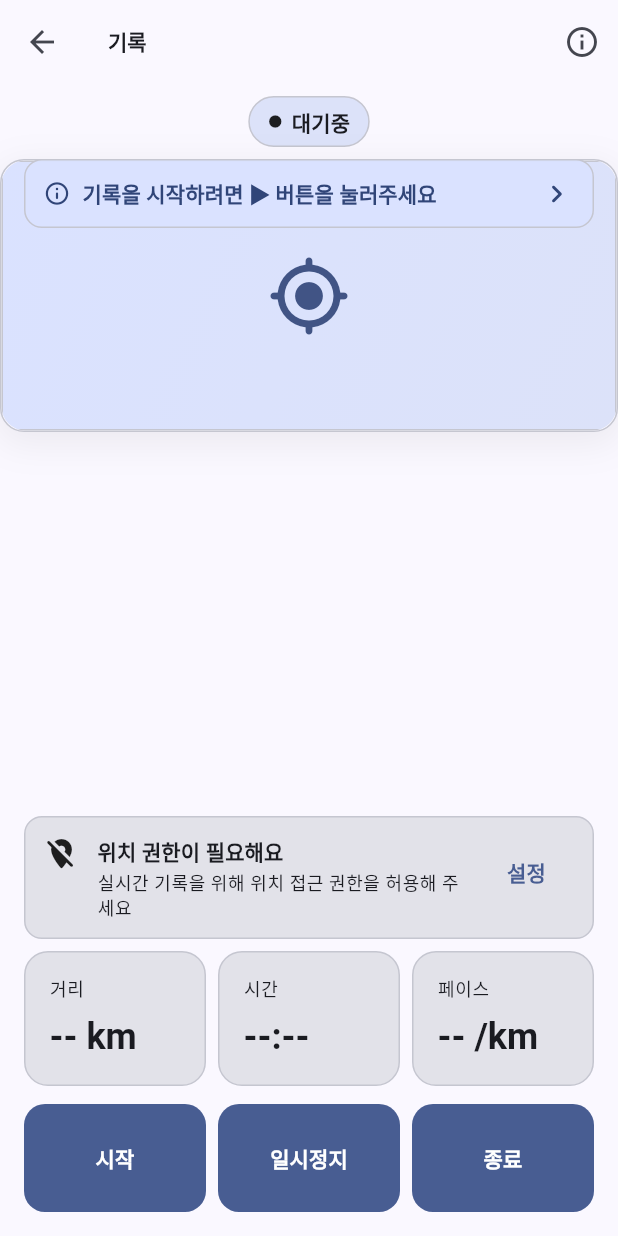
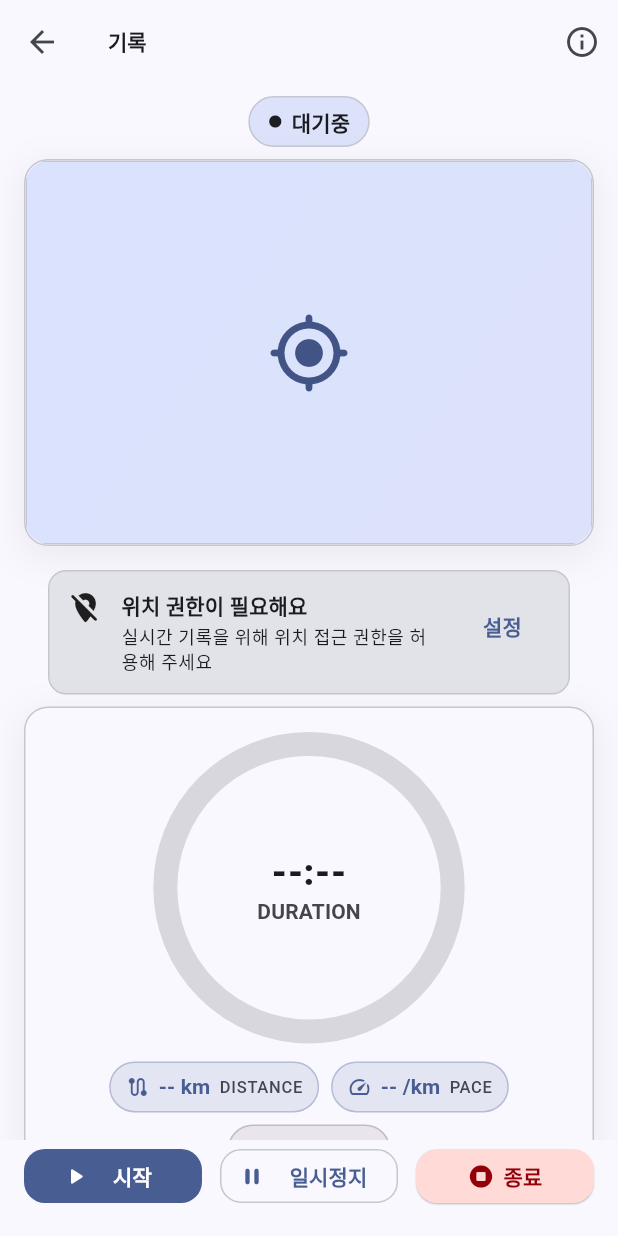
Before and after one commit to Leedoseo/RouteLog_project, a Flutter app: the RecordScreen screen opened directly, on a phone screen of 412 x 824 dp. Run offline on Flutter 3.47's test engine with Material 3 defaults, Android fonts, the phone set to English and light mode, and no system bars.

Commit message:
record_screen.dart에 widget 반영 - 그에따른 control_bar.dart 수정

```diff
--- a/lib/features/record/record_screen.dart
+++ b/lib/features/record/record_screen.dart
@@ -1,16 +1,33 @@
+// lib/features/record/record_screen.dart
 import 'package:flutter/material.dart';
 import 'package:routelog_project/features/record/record_finish_sheet.dart';
-import 'package:routelog_project/features/record/widgets/widgets.dart';
+import 'package:routelog_project/features/record/widgets/widgets.dart'
+    show RecordStatusBadge, ControlBar;
 import 'package:routelog_project/core/widgets/widgets.dart' show PermissionBanner;
+
+import 'package:routelog_project/features/record/widgets/record_timer_gauge_card.dart';
+import 'package:routelog_project/features/record/widgets/map_placeholder.dart';
 
 class RecordScreen extends StatelessWidget {
   const RecordScreen({super.key});
-
   static const routeName = "/record";
 
   @override
   Widget build(BuildContext context) {
     const mockLocationGranted = false;
+
+    // --- 목업 값 ---
+    const String durationText = "--:--";
+    const String distanceText = "-- km";
+    const String paceText = "-- /km";
+    const String heartRateText = "-- bpm";
+    const double progress = 0.0;
+
+    // --- 레이아웃 파라미터 ---
+    const double baseButtonHeight = 72;
+    const double buttonHeight = 36;     // ← 절반
+    const double baseMapHeight = 220;
+    final double mapHeight = baseMapHeight + (baseButtonHeight - buttonHeight); // 256
 
     return Scaffold(
       appBar: AppBar(
@@ -23,32 +40,21 @@ class RecordScreen extends StatelessWidget {
           ),
         ],
       ),
+
+      // 상단 콘텐츠는 스크롤, 하단 컨트롤바는 고정
       body: SafeArea(
         child: Column(
           children: [
-            const SizedBox(height: 8),
+            // 상단 영역 전체를 ListView로 감싸 스크롤 가능하게
+            Expanded(
+              child: ListView(
+                padding: const EdgeInsets.fromLTRB(16, 8, 16, 12),
+                children: [
                   const RecordStatusBadge(statusText: "대기중"),
                   const SizedBox(height: 8),
 
-            // 지도 + 레코드 배너(오버레이)
-            Expanded(
-              child: Stack(
-                children: [
-                  const MapPlaceholder(), // (목업 지도)
-                  Positioned(
-                    left: 16,
-                    right: 16,
-                    child: RecordBanner(
-                      text: "기록을 시작하려면 ▶ 버튼을 눌러주세요",
-                      variant: BannerVariant.idle,
-                      onTap: () => _notImplemented(context, "배너 탭 (미구현)"),
-                    ),
-                  ),
-                ],
-              ),
-            ),
+                  MapPlaceholder(height: mapHeight),
 
-            // 권한 배너(옵션)
                   if (!mockLocationGranted) ...[
                     const SizedBox(height: 8),
                     PermissionBanner(
@@ -60,15 +66,23 @@ class RecordScreen extends StatelessWidget {
                   ],
 
                   const SizedBox(height: 8),
-            const MetricsPanel(
-              distanceText: "-- km",
-              durationText: "--:--",
-              paceText: "-- /km",
+
+                  RecordTimerGaugeCard(
+                    progress: progress,
+                    durationText: durationText,
+                    distanceText: distanceText,
+                    paceText: paceText,
+                    heartRateText: heartRateText,
                   ),
-            const SizedBox(height: 12),
+                ],
+              ),
+            ),
+
+            // 하단 컨트롤바(고정)
             Padding(
               padding: const EdgeInsets.fromLTRB(16, 0, 16, 16),
               child: ControlBar(
+                buttonHeight: buttonHeight,
                 onStart: () => _notImplemented(context, "기록 시작(미구현)"),
                 onPause: () => _notImplemented(context, "일시정지 (미구현)"),
                 onStop: () async {
--- a/lib/features/record/widgets/control_bar.dart
+++ b/lib/features/record/widgets/control_bar.dart
@@ -1,45 +1,89 @@
 import 'package:flutter/material.dart';
 
 class ControlBar extends StatelessWidget {
+  const ControlBar({
+    super.key,
+    required this.onStart,
+    required this.onPause,
+    required this.onStop,
+    this.buttonHeight = 72, // ← 높이 조절 파라미터 (기본: 기존 크기)
+  });
+
   final VoidCallback onStart;
   final VoidCallback onPause;
   final VoidCallback onStop;
-  const ControlBar({
-    required this.onStart,
-    required this.onPause,
-    required this.onStop,
-  });
+  final double buttonHeight;
 
   @override
   Widget build(BuildContext context) {
+    final cs = Theme.of(context).colorScheme;
+
+    // 버튼 공통 스타일 (높이를 최소 높이로 강제)
+    ButtonStyle _filled(double h) => FilledButton.styleFrom(
+      minimumSize: Size.fromHeight(h),
+      padding: EdgeInsets.zero,
+      shape: RoundedRectangleBorder(borderRadius: BorderRadius.circular(14)),
+    );
+
+    ButtonStyle _outlined(double h) => OutlinedButton.styleFrom(
+      minimumSize: Size.fromHeight(h),
+      padding: EdgeInsets.zero,
+      side: BorderSide(color: cs.outlineVariant),
+      shape: RoundedRectangleBorder(borderRadius: BorderRadius.circular(14)),
+    );
+
+    ButtonStyle _elevated(double h) => ElevatedButton.styleFrom(
+      minimumSize: Size.fromHeight(h),
+      padding: EdgeInsets.zero,
+      elevation: 0.5,
+      backgroundColor: cs.errorContainer,
+      foregroundColor: cs.onErrorContainer,
+      shape: RoundedRectangleBorder(borderRadius: BorderRadius.circular(14)),
+    );
+
+    // 아이콘/라벨 간격은 작은 높이에서 너무 답답하지 않게 약간만 유지
+    const gap = SizedBox(width: 6);
+
     return Row(
       children: [
         Expanded(
-          child: FilledButton(
+          child: FilledButton.icon(
             onPressed: onStart,
-            child: const Padding(
-              padding: EdgeInsets.symmetric(vertical: 14),
-              child: Text("시작"),
+            icon: const Icon(Icons.play_arrow_rounded),
+            label: const Padding(
+              padding: EdgeInsets.symmetric(horizontal: 8),
+              child: Text('시작'),
             ),
+            style: _filled(buttonHeight),
           ),
         ),
-        const SizedBox(width: 8),
+        const SizedBox(width: 12),
         Expanded(
-          child: FilledButton(
+          child: OutlinedButton.icon(
             onPressed: onPause,
-            child: const Padding(
-              padding: EdgeInsets.symmetric(vertical: 14),
-              child: Text("일시정지"),
+            icon: const Icon(Icons.pause_rounded),
+            label: const Padding(
+              padding: EdgeInsets.symmetric(horizontal: 8),
+              child: Text('일시정지'),
             ),
+            style: _outlined(buttonHeight),
           ),
         ),
-        const SizedBox(width: 8),
+        const SizedBox(width: 12),
         Expanded(
-          child: FilledButton(
+          child: ElevatedButton(
             onPressed: onStop,
-            child: const Padding(
-              padding: EdgeInsets.symmetric(vertical: 14),
-              child: Text("종료"),
+            style: _elevated(buttonHeight),
+            child: Padding(
+              padding: const EdgeInsets.symmetric(horizontal: 8),
+              child: Row(
+                mainAxisAlignment: MainAxisAlignment.center,
+                children: const [
+                  Icon(Icons.stop_circle_rounded),
+                  gap,
+                  Text('종료'),
+                ],
+              ),
             ),
           ),
         ),
```
Lines whose indentation alone changed are shown as unchanged.
